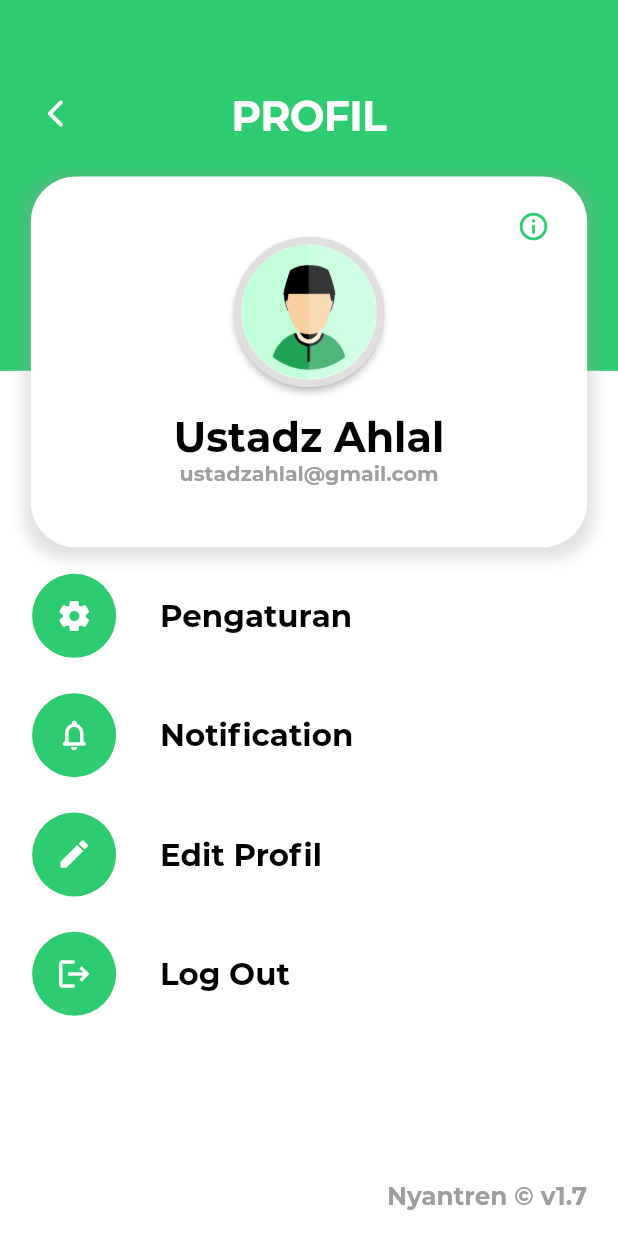
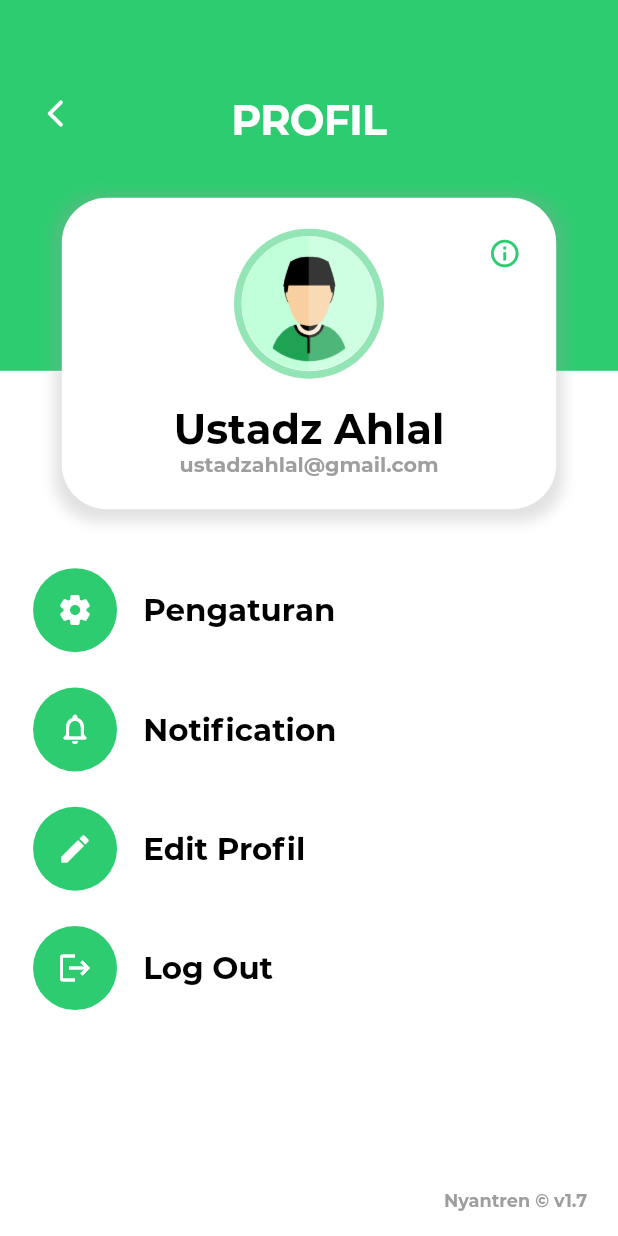
Before and after one commit to Kesantrian-App/mobile-ver, a Flutter app: the DashboardKes screen opened directly, after a tap on the "person" icon, on a phone screen of 412 x 824 dp. Run offline on Flutter 3.47's test engine with Material 2 defaults, Android fonts, the light colour scheme and no system bars; drawn by our look-alikes of circular_profile_avatar; our stand-ins replace bouncing_widget, flutter_slidable, flutter_speed_dial, fluttertoast, google_nav_bar, hexcolor and 2 more; missing offline and left inert: fdottedline, ndialog; project files that could hold a hidden picture were left out.

Commit message:
Santri App v1.7

```diff
--- a/lib/uikesantrian/holaqoh/holaqoh_kesantrian.dart
+++ b/lib/uikesantrian/holaqoh/holaqoh_kesantrian.dart
@@ -178,7 +178,7 @@ class AkunSantri extends StatelessWidget {
         fontSize: queryData.size.width/18,
         fontWeight: FontWeight.bold,
         fontFamily: "Avenir",
-        color: Colors.black
+        color: HexColor("#2ab967")
       )),
       subtitle: Text(kelasSantri + " • " + jurusan, style: TextStyle(
         fontSize: queryData.size.width/32,
--- a/lib/uikesantrian/peminjaman/peminjaman.dart
+++ b/lib/uikesantrian/peminjaman/peminjaman.dart
@@ -290,7 +290,7 @@ class PilihanSantri extends StatelessWidget {
             fontSize: queryData.size.width/22,
             fontFamily: "Avenir",
             fontWeight: FontWeight.bold,
-            color: Colors.black
+            color: Colors.black.withOpacity(0.8)
           )),
           subtitle: Row(
             mainAxisAlignment: MainAxisAlignment.start,
--- a/lib/uikesantrian/profil/myprofil.dart
+++ b/lib/uikesantrian/profil/myprofil.dart
@@ -15,7 +15,7 @@ class _ProfilKesState extends State<ProfilKes> {
     return MaterialApp(
       debugShowCheckedModeBanner: false,
       theme: ThemeData(
-        accentColor: HexColor("#2ECC71"),
+        accentColor: colorApp,
         accentColorBrightness: Brightness.light,
       ),
       home: Scaffold(
@@ -36,168 +36,10 @@ class _ProfilKesState extends State<ProfilKes> {
               ),
             ),
             Positioned(
-              left: queryData.size.width/20,
-              right: queryData.size.width/20,
-              child: Container(
-                margin: EdgeInsets.only(top: queryData.size.height/7),
-                height: queryData.size.height*0.3,
-                decoration: BoxDecoration(
-                  color: Colors.white,
-                  borderRadius: BorderRadius.circular(30),
-                  boxShadow: [
-                    BoxShadow(
-                      color: Colors.grey.withOpacity(0.3),
-                      spreadRadius: 5,
-                      blurRadius: 7,
-                      offset: Offset(0, 3), // changes position of shadow
-                    ),
-                  ],
-                ),
-                child: Stack(
-                  alignment: Alignment.center,
-                  children: [
-                    Column(
-                      mainAxisAlignment: MainAxisAlignment.center,
-                      crossAxisAlignment: CrossAxisAlignment.center,
-                      children: [
-                        CircularProfileAvatar(
-                          "",
-                          child: Image.asset("assets/icons/ustadz.png"),
-                          borderColor: Colors.grey[300],
-                          borderWidth: 5,
-                          elevation: 2,
-                          radius: 50,
-                        ),
-                        SizedBox(height: queryData.size.height/50),
-                        Text("Ustadz Ahlal", style: TextStyle(
-                          fontFamily: "Avenir",
-                          fontWeight: FontWeight.bold,
-                          fontSize: queryData.size.width/15,
-                          color: Colors.black
-                        ), textAlign: TextAlign.center),
-                        Text("ustadzahlal@gmail.com", style: TextStyle(
-                          fontFamily: "Avenir",
-                          fontWeight: FontWeight.bold,
-                          fontSize: queryData.size.width/30,
-                          color: Colors.grey
-                        ), textAlign: TextAlign.center),
-                      ],
-                    ),
-                    Positioned(
-                      right: queryData.size.width/-50,
-                      top: queryData.size.height/90,
-                      child: FlatButton(
-                        padding: EdgeInsets.zero,
-                        splashColor: Colors.transparent,
-                        highlightColor: Colors.green[800].withOpacity(0.3),
-                        child: Icon(
-                          Icons.info_outline,
-                          color: colorApp,
-                          size: 22,
-                        ),
-                        onPressed: () {},
-                        shape: CircleBorder(),
-                      ),
-                    ),
-                  ],
-                )
-              ),
-            ),
-            Positioned(
-              bottom: 0,
-              child: Container(
-                width: queryData.size.width,
-                height: queryData.size.height*0.55,
-                child: ScrollConfiguration(
-                  behavior: MyBehavior(),
-                  child: ListView(
-                    children: <Widget>[
-                      ListTile(
-                        contentPadding: EdgeInsets.symmetric(vertical: queryData.size.height/70, horizontal:queryData.size.width/50),
-                        leading: Container(
-                          width: queryData.size.width/5,
-                          height: queryData.size.height/5,
-                          decoration: BoxDecoration(
-                            shape: BoxShape.circle,
-                            color: colorApp
-                          ),
-                          child: Icon(Icons.settings_rounded, color: Colors.white)
-                        ),
-                        title: Text("Pengaturan", style: TextStyle(
-                          fontSize: queryData.size.width/20,
-                          fontFamily: "Avenir",
-                          fontWeight: FontWeight.bold,
-                          color: Colors.black
-                        )),
-                        onTap: (){}
-                      ),
-                      ListTile(
-                        contentPadding: EdgeInsets.symmetric(vertical: queryData.size.height/70, horizontal:queryData.size.width/50),
-                        leading: Container(
-                          width: queryData.size.width/5,
-                          height: queryData.size.height/5,
-                          decoration: BoxDecoration(
-                            shape: BoxShape.circle,
-                            color: colorApp
-                          ),
-                          child: Icon(Icons.notifications_none_rounded, color: Colors.white)
-                        ),
-                        title: Text("Notification", style: TextStyle(
-                          fontSize: queryData.size.width/20,
-                          fontFamily: "Avenir",
-                          fontWeight: FontWeight.bold,
-                          color: Colors.black
-                        )),
-                        onTap: (){}
-                      ),
-                      ListTile(
-                        contentPadding: EdgeInsets.symmetric(vertical: queryData.size.height/70, horizontal:queryData.size.width/50),
-                        leading: Container(
-                          width: queryData.size.width/5,
-                          height: queryData.size.height/5,
-                          decoration: BoxDecoration(
-                            shape: BoxShape.circle,
-                            color: colorApp
-                          ),
-                          child: Icon(Icons.edit, color: Colors.white)
-                        ),
-                        title: Text("Edit Profil", style: TextStyle(
-                          fontSize: queryData.size.width/20,
-                          fontFamily: "Avenir",
-                          fontWeight: FontWeight.bold,
-                          color: Colors.black
-                        )),
-                        onTap: (){}
-                      ),
-                      ListTile(
-                        contentPadding: EdgeInsets.symmetric(vertical: queryData.size.height/70, horizontal:queryData.size.width/50),
-                        leading: Container(
-                          width: queryData.size.width/5,
-                          height: queryData.size.height/5,
-                          decoration: BoxDecoration(
-                            shape: BoxShape.circle,
-                            color: colorApp
-                          ),
-                          child: Icon(Icons.logout, color: Colors.white)
-                        ),
-                        title: Text("Log Out", style: TextStyle(
-                          fontSize: queryData.size.width/20,
-                          fontFamily: "Avenir",
-                          fontWeight: FontWeight.bold,
-                          color: Colors.black
-                        )),
-                        onTap: (){}
-                      ),
-                    ],
-                  ),
-                ),
-              ),
-            ),
-            Positioned(
               bottom: queryData.size.height/50,
               right: queryData.size.width/20,
               child: Text("Nyantren © v1.7", style: TextStyle(
-                fontSize: queryData.size.width/25,
+                fontSize: queryData.size.width/35,
                 fontFamily: "Avenir",
                 fontWeight: FontWeight.bold,
                 color: Colors.grey
@@ -206,8 +48,9 @@ class _ProfilKesState extends State<ProfilKes> {
             Container(
               padding: EdgeInsets.only(top: queryData.size.height/15.0),
               width: queryData.size.width * 1,
-              height: queryData.size.height * 0.12,
-              child: Stack(
+              child: Column(
+                children: [
+                  Stack(
                     children: [
                       Container(
                         width: queryData.size.width * 1,
@@ -242,6 +85,159 @@ class _ProfilKesState extends State<ProfilKes> {
                         ),
                       ),
                     ],
+                  ),
+                  Container(
+                    margin: EdgeInsets.symmetric(vertical: queryData.size.height/30),
+                    padding: EdgeInsets.symmetric(vertical: queryData.size.height/40),
+                    width: queryData.size.width*0.8,
+                    decoration: BoxDecoration(
+                      color: Colors.white,
+                      borderRadius: BorderRadius.circular(30),
+                      boxShadow: [
+                        BoxShadow(
+                          color: Colors.grey.withOpacity(0.3),
+                          spreadRadius: 5,
+                          blurRadius: 7,
+                          offset: Offset(0, 3), // changes position of shadow
+                        ),
+                      ],
+                    ),
+                    child: Stack(
+                      alignment: Alignment.center,
+                      children: [
+                        Column(
+                          mainAxisAlignment: MainAxisAlignment.center,
+                          crossAxisAlignment: CrossAxisAlignment.center,
+                          children: [
+                            CircularProfileAvatar(
+                              "",
+                              child: Image.asset("assets/icons/ustadz.png"),
+                              borderColor: colorApp.withOpacity(0.3),
+                              borderWidth: 5,
+                              radius: 50,
+                            ),
+                            SizedBox(height: queryData.size.height/50),
+                            Text("Ustadz Ahlal", style: TextStyle(
+                              fontFamily: "Avenir",
+                              fontWeight: FontWeight.bold,
+                              fontSize: queryData.size.width/15,
+                              color: Colors.black
+                            ), textAlign: TextAlign.center),
+                            Text("ustadzahlal@gmail.com", style: TextStyle(
+                              fontFamily: "Avenir",
+                              fontWeight: FontWeight.bold,
+                              fontSize: queryData.size.width/30,
+                              color: Colors.grey
+                            ), textAlign: TextAlign.center),
+                          ],
+                        ),
+                        Positioned(
+                          right: queryData.size.width/30,
+                          top: 0,
+                          child: SizedBox(
+                            width: queryData.size.width/10,
+                            height: queryData.size.height/25,
+                            child: RawMaterialButton(
+                              padding: EdgeInsets.zero,
+                              splashColor: Colors.transparent,
+                              highlightColor: colorApp.withOpacity(0.3),
+                              child: Icon(
+                                Icons.info_outline,
+                                color: colorApp,
+                                size: 22,
+                              ),
+                              onPressed: () {
+                                Navigator.push(
+                                  context,
+                                  MaterialPageRoute(builder: (context) => InfoProfil()),
+                                );
+                              },
+                              shape: CircleBorder(),
+                            ),
+                          )
+                        ),
+                      ],
+                    )
+                  ),
+                  ListTile(
+                    contentPadding: EdgeInsets.symmetric(vertical: queryData.size.height/70, horizontal:queryData.size.width/20),
+                    leading: Container(
+                      width: queryData.size.width/7,
+                      height: queryData.size.height/7,
+                      decoration: BoxDecoration(
+                        shape: BoxShape.circle,
+                        color: colorApp
+                      ),
+                      child: Icon(Icons.settings_rounded, color: Colors.white)
+                    ),
+                    title: Text("Pengaturan", style: TextStyle(
+                      fontSize: queryData.size.width/20,
+                      fontFamily: "Avenir",
+                      fontWeight: FontWeight.bold,
+                      color: Colors.black
+                    )),
+                    onTap: (){
+                      print("tapped");
+                    }
+                  ),
+                  ListTile(
+                    contentPadding: EdgeInsets.symmetric(vertical: queryData.size.height/70, horizontal:queryData.size.width/20),
+                    leading: Container(
+                      width: queryData.size.width/7,
+                      height: queryData.size.height/7,
+                      decoration: BoxDecoration(
+                        shape: BoxShape.circle,
+                        color: colorApp
+                      ),
+                      child: Icon(Icons.notifications_none_rounded, color: Colors.white)
+                    ),
+                    title: Text("Notification", style: TextStyle(
+                      fontSize: queryData.size.width/20,
+                      fontFamily: "Avenir",
+                      fontWeight: FontWeight.bold,
+                      color: Colors.black
+                    )),
+                    onTap: (){}
+                  ),
+                  ListTile(
+                    contentPadding: EdgeInsets.symmetric(vertical: queryData.size.height/70, horizontal:queryData.size.width/20),
+                    leading: Container(
+                      width: queryData.size.width/7,
+                      height: queryData.size.height/7,
+                      decoration: BoxDecoration(
+                        shape: BoxShape.circle,
+                        color: colorApp
+                      ),
+                      child: Icon(Icons.edit, color: Colors.white)
+                    ),
+                    title: Text("Edit Profil", style: TextStyle(
+                      fontSize: queryData.size.width/20,
+                      fontFamily: "Avenir",
+                      fontWeight: FontWeight.bold,
+                      color: Colors.black
+                    )),
+                    onTap: (){}
+                  ),
+                  ListTile(
+                    contentPadding: EdgeInsets.symmetric(vertical: queryData.size.height/70, horizontal:queryData.size.width/20),
+                    leading: Container(
+                      width: queryData.size.width/7,
+                      height: queryData.size.height/7,
+                      decoration: BoxDecoration(
+                        shape: BoxShape.circle,
+                        color: colorApp
+                      ),
+                      child: Icon(Icons.logout, color: Colors.white)
+                    ),
+                    title: Text("Log Out", style: TextStyle(
+                      fontSize: queryData.size.width/20,
+                      fontFamily: "Avenir",
+                      fontWeight: FontWeight.bold,
+                      color: Colors.black
+                    )),
+                    onTap: (){}
+                  ),
+                ],
               )
             ),
           ],
--- a/lib/uikesantrian/uiskesantrian.dart
+++ b/lib/uikesantrian/uiskesantrian.dart
@@ -24,3 +24,4 @@ part 'holaqoh/setoran_hafalan.dart';
 
 // PROFIL
 part 'profil/myprofil.dart';
+part 'profil/infoprofil.dart';
```
Also changed, not shown: lib/uikesantrian/profil/infoprofil.dart (added, +242 -0 lines). Lines whose indentation alone changed are shown as unchanged.
